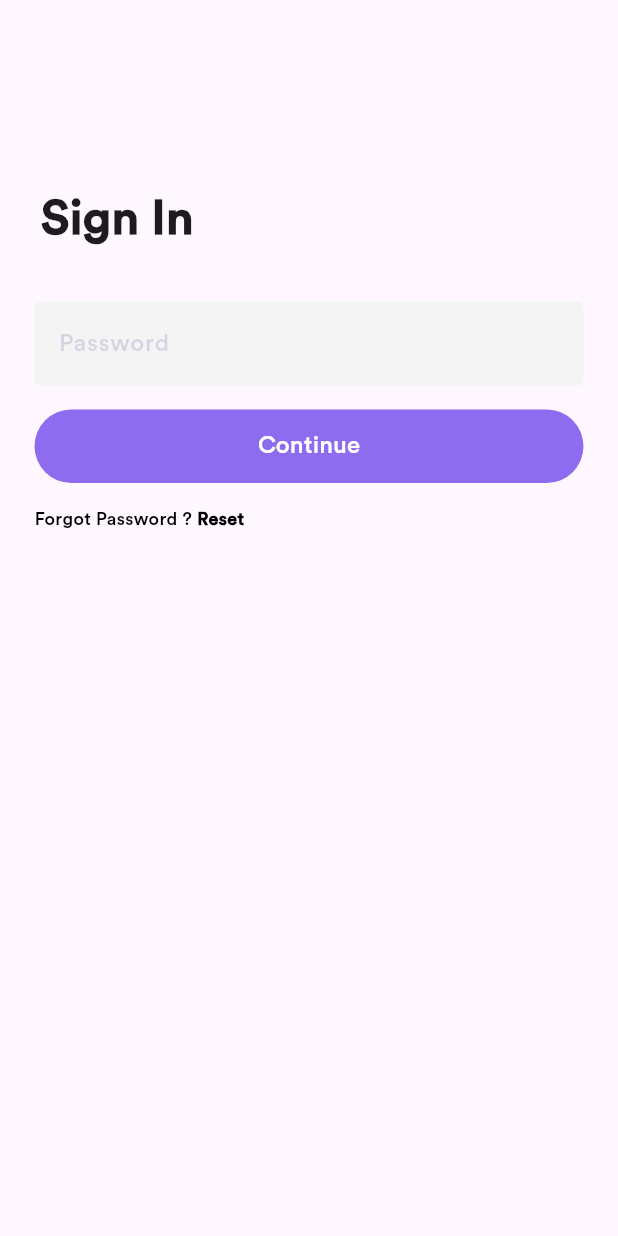
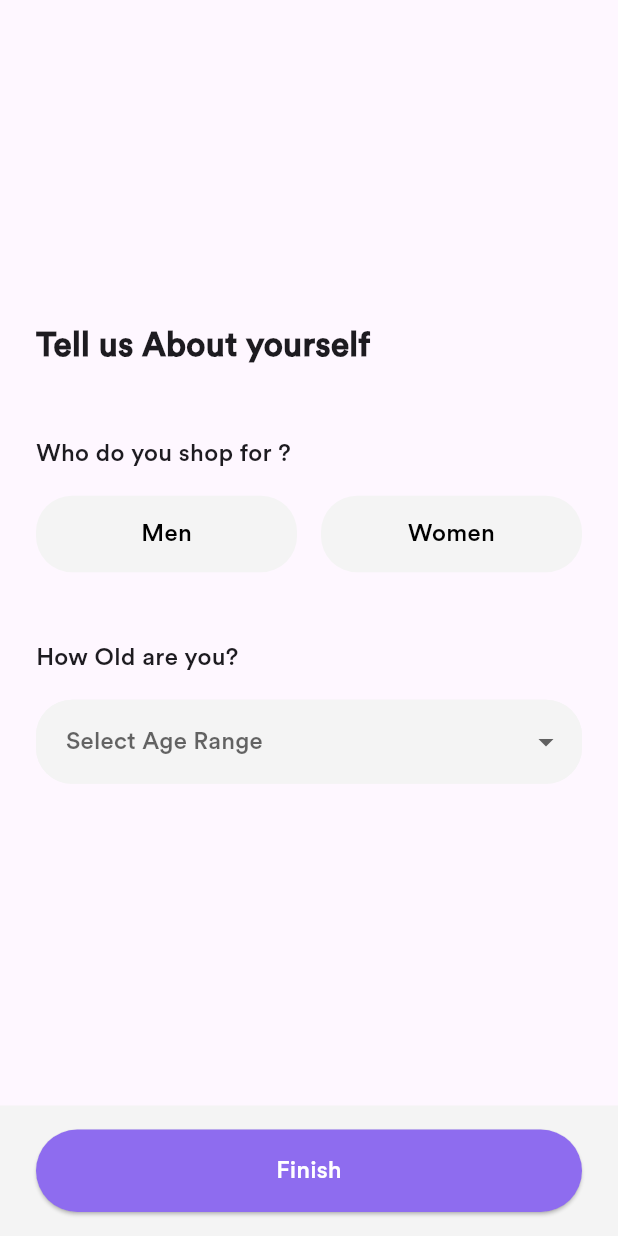
Before and after one commit to Tu2525/LinkFlutterEcommerceApp, a Flutter app: the PasswordScreen screen opened directly, after a tap on "Continue", on a phone screen of 412 x 824 dp. Run offline on Flutter 3.47's test engine with Material 3 defaults, Android fonts, the phone set to English and light mode, and no system bars; our stand-ins replace animated_text_kit.

Commit message:
create user info screen&gender button widget

```diff
--- a/lib/screens/password_screen.dart
+++ b/lib/screens/password_screen.dart
@@ -1,5 +1,7 @@
 import 'package:flutter/material.dart';
 import 'package:link_flutter_ecommerce_app/screens/forgot_password_screen.dart';
+import 'package:link_flutter_ecommerce_app/screens/user_info_screen.dart';
+
 import 'package:link_flutter_ecommerce_app/widgets/continue_button.dart';
 import 'package:link_flutter_ecommerce_app/widgets/custom_text_field.dart';
 
@@ -45,7 +47,7 @@ class _PasswordScreenState extends State<PasswordScreen> {
                   Navigator.push(
                     context,
                     MaterialPageRoute(
-                      builder: (context) => const PasswordScreen(),
+                      builder: (context) =>  const UserInfo(),
                     ),
                   );
                 },
--- /dev/null
+++ b/lib/screens/user_info_screen.dart
@@ -0,0 +1,168 @@
+import 'package:flutter/material.dart';
+import 'package:link_flutter_ecommerce_app/widgets/gender_button.dart';
+
+class UserInfo extends StatefulWidget {
+  const UserInfo({super.key});
+
+  @override
+  State<UserInfo> createState() => _UserInfoState();
+}
+
+class _UserInfoState extends State<UserInfo> {
+  String selectedGender = '';
+  String? selectedAgeRange;
+  final List<String> ageRanges = [
+    '0 - 5',
+    '6 - 12',
+    '13 - 17',
+    '18 - 24',
+    '25 - 34',
+    '35 - 44',
+    '45+',
+  ];
+
+  @override
+  Widget build(BuildContext context) {
+    return SafeArea(
+      child: Scaffold(
+        body: LayoutBuilder(
+          builder: (context, constraints) {
+            return SingleChildScrollView(
+              child: ConstrainedBox(
+                constraints: BoxConstraints(minHeight: constraints.maxHeight),
+                child: Center(
+                  child: Padding(
+                    padding: const EdgeInsets.symmetric(horizontal: 24),
+                    child: Column(
+                      mainAxisAlignment: MainAxisAlignment.center,
+                      crossAxisAlignment: CrossAxisAlignment.start,
+                      children: [
+                        const Text(
+                          'Tell us About yourself',
+                          style: TextStyle(
+                            fontSize: 22,
+                            fontWeight: FontWeight.bold,
+                          ),
+                        ),
+                        const SizedBox(height: 46),
+                        const Text(
+                          'Who do you shop for ?',
+                          style: TextStyle(
+                            fontSize: 16,
+                            fontWeight: FontWeight.w500,
+                          ),
+                        ),
+                        const SizedBox(height: 16),
+                        Row(
+                          children: [
+                            Expanded(
+                              child: GenderButton(
+                                gender: 'Men',
+                                isSelected: selectedGender == 'Men',
+                                onTap:
+                                    () =>
+                                        setState(() => selectedGender = 'Men'),
+                              ),
+                            ),
+                            const SizedBox(width: 16),
+                            Expanded(
+                              child: GenderButton(
+                                gender: 'Women',
+                                isSelected: selectedGender == 'Women',
+                                onTap:
+                                    () => setState(
+                                      () => selectedGender = 'Women',
+                                    ),
+                              ),
+                            ),
+                          ],
+                        ),
+                        const SizedBox(height: 46),
+                        const Text(
+                          'How Old are you?',
+                          style: TextStyle(
+                            fontSize: 16,
+                            fontWeight: FontWeight.w400,
+                          ),
+                        ),
+                        const SizedBox(height: 16),
+                        DropdownButtonFormField<String>(
+                          value: selectedAgeRange,
+                          decoration: InputDecoration(
+                            focusColor: const Color(0xffF4F4F4),
+                            fillColor: const Color(0xffF4F4F4),
+                            filled: true,
+                            contentPadding: const EdgeInsets.all(16),
+                            border: OutlineInputBorder(
+                              borderRadius: BorderRadius.circular(24),
+                              borderSide: const BorderSide(
+                                color: Color(0xffF4F4F4),
+                              ),
+                            ),
+                            enabledBorder: OutlineInputBorder(
+                              borderRadius: BorderRadius.circular(24),
+                              borderSide: const BorderSide(
+                                color: Color(0xffF4F4F4),
+                              ),
+                            ),
+                            focusedBorder: OutlineInputBorder(
+                              borderRadius: BorderRadius.circular(24),
+                              borderSide: const BorderSide(
+                                color: Color(0xffF4F4F4),
+                              ),
+                            ),
+                          ),
+                          icon: const Icon(Icons.arrow_drop_down),
+                          hint: const Text('Select Age Range'),
+                          items:
+                              ageRanges.map((String value) {
+                                return DropdownMenuItem<String>(
+                                  value: value,
+                                  child: Text(value),
+                                );
+                              }).toList(),
+                          onChanged: (value) {
+                            setState(() {
+                              selectedAgeRange = value;
+                            });
+                          },
+                        ),
+                      ],
+                    ),
+                  ),
+                ),
+              ),
+            );
+          },
+        ),
+        bottomNavigationBar: Container(
+          color: const Color(0xffF4F4F4),
+          padding: const EdgeInsets.only(
+            bottom: 16,
+            top: 16,
+            left: 24,
+            right: 24,
+          ),
+          child: ElevatedButton(
+            onPressed: () {},
+            style: ElevatedButton.styleFrom(
+              backgroundColor: const Color(0xff8E6CEF),
+              padding: const EdgeInsets.symmetric(vertical: 16),
+              shape: RoundedRectangleBorder(
+                borderRadius: BorderRadius.circular(28),
+              ),
+            ),
+            child: const Text(
+              'Finish',
+              style: TextStyle(
+                fontWeight: FontWeight.w400,
+                fontSize: 16,
+                color: Colors.white,
+              ),
+            ),
+          ),
+        ),
+      ),
+    );
+  }
+}
--- /dev/null
+++ b/lib/widgets/gender_button.dart
@@ -0,0 +1,40 @@
+import 'package:flutter/material.dart';
+
+class GenderButton extends StatelessWidget {
+  final String gender;
+  final bool isSelected;
+  final VoidCallback onTap;
+
+  const GenderButton({
+    super.key,
+    required this.gender,
+    required this.isSelected,
+    required this.onTap,
+  });
+
+  @override
+  Widget build(BuildContext context) {
+    return Expanded(
+      child: GestureDetector(
+        onTap: onTap,
+        child: Container(
+          padding: const EdgeInsets.symmetric(vertical: 14),
+          decoration: BoxDecoration(
+            color:
+                isSelected ? const Color(0xff8E6CEF) : const Color(0xffF4F4F4),
+            borderRadius: BorderRadius.circular(24),
+          ),
+          alignment: Alignment.center,
+          child: Text(
+            gender,
+            style: TextStyle(
+              color: isSelected ? Colors.white : Colors.black,
+              fontWeight: FontWeight.w500,
+              fontSize: 16,
+            ),
+          ),
+        ),
+      ),
+    );
+  }
+}
```
